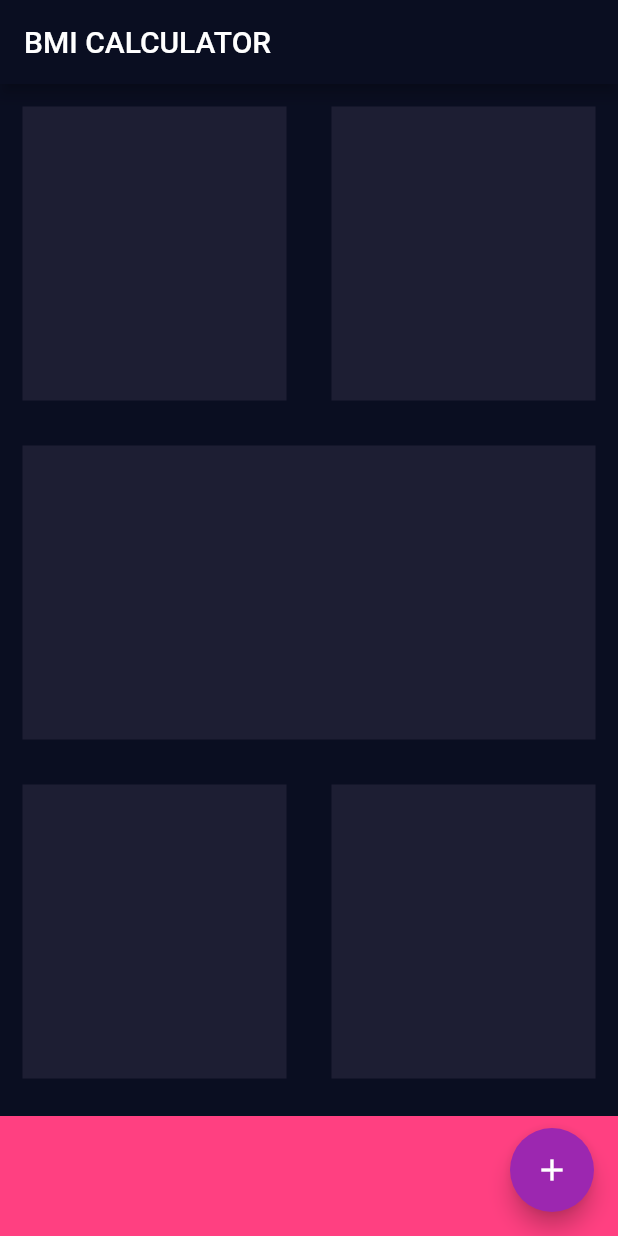
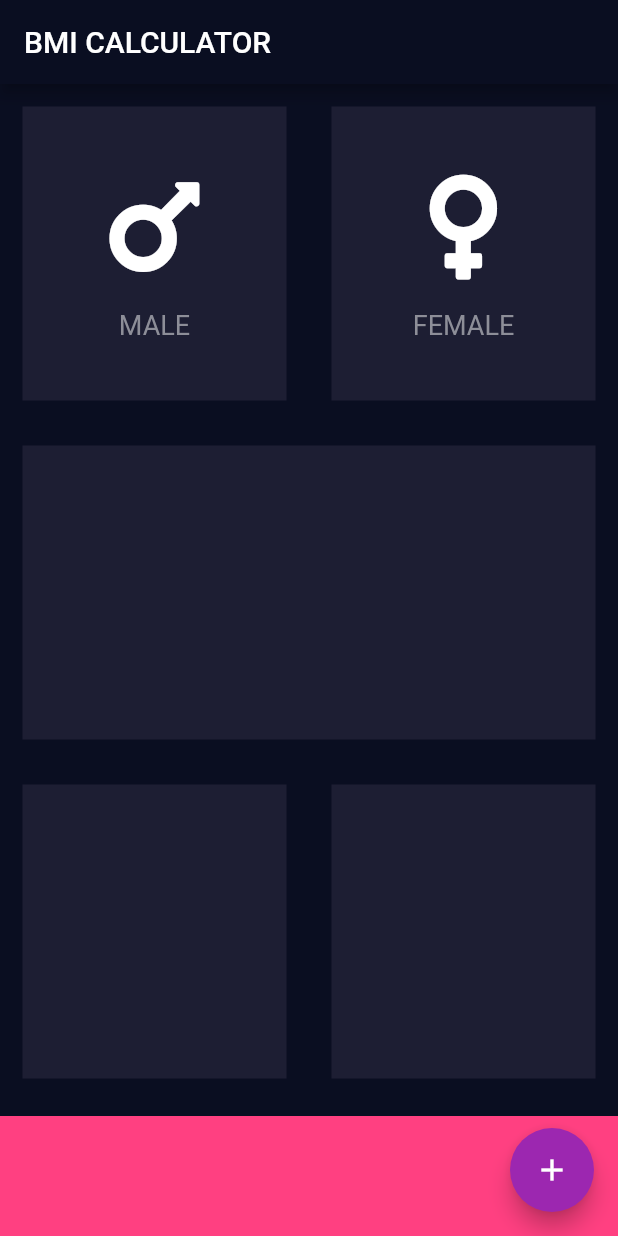
Before and after one commit to Akito-n/BMI_Calculator_flutter, a Flutter app: the screen it shows after launch, on a phone screen of 412 x 824 dp. Run offline on Flutter 3.47's test engine with Material 2 defaults, Android fonts, the phone set to English and light mode, and no system bars; our stand-ins replace font_awesome_flutter.

Commit message:
リファクタ

```diff
--- a/lib/pages/input_page.dart
+++ b/lib/pages/input_page.dart
@@ -1,4 +1,5 @@
 import 'package:flutter/material.dart';
+import 'package:font_awesome_flutter/font_awesome_flutter.dart';
 
 const defaultBoxColor = Color(0xFF1D1E33);
 const defaultHeight = 80.0;
@@ -23,11 +24,19 @@ class _InputPageState extends State<InputPage> {
                 Expanded(
                   child: ReusableCard(
                     boxColor: defaultBoxColor,
+                    childWidget: IconContent(
+                      icon: FontAwesomeIcons.mars,
+                      text: 'MALE',
+                    ),
                   ),
                 ),
                 Expanded(
                   child: ReusableCard(
                     boxColor: defaultBoxColor,
+                    childWidget: IconContent(
+                      icon: FontAwesomeIcons.venus,
+                      text: 'FEMALE',
+                    ),
                   ),
                 ),
               ],
@@ -74,15 +83,46 @@ class _InputPageState extends State<InputPage> {
   }
 }
 
+class IconContent extends StatelessWidget {
+  IconContent({Key key, this.icon, this.text}) : super(key: key);
+
+  final IconData icon;
+  final String text;
+
+  @override
+  Widget build(BuildContext context) {
+    return Column(
+      mainAxisAlignment: MainAxisAlignment.center,
+      children: [
+        Icon(
+          icon,
+          size: 80.0,
+        ),
+        SizedBox(height: 15.0),
+        Text(
+          text,
+          style: TextStyle(
+            fontSize: 18.0,
+            color: Color(0xFF8D8E98),
+          ),
+        ),
+      ],
+    );
+  }
+}
+
 class ReusableCard extends StatelessWidget {
-  const ReusableCard({Key key, this.boxColor = const Color(0xFF1D1E33)})
+  const ReusableCard(
+      {Key key, this.boxColor = const Color(0xFF1D1E33), this.childWidget})
       : super(key: key);
   final Color boxColor;
+  final Widget childWidget;
   @override
   Widget build(BuildContext context) {
     return Container(
       decoration: BoxDecoration(color: boxColor),
       margin: EdgeInsets.all(15),
+      child: childWidget,
     );
   }
 }
```
